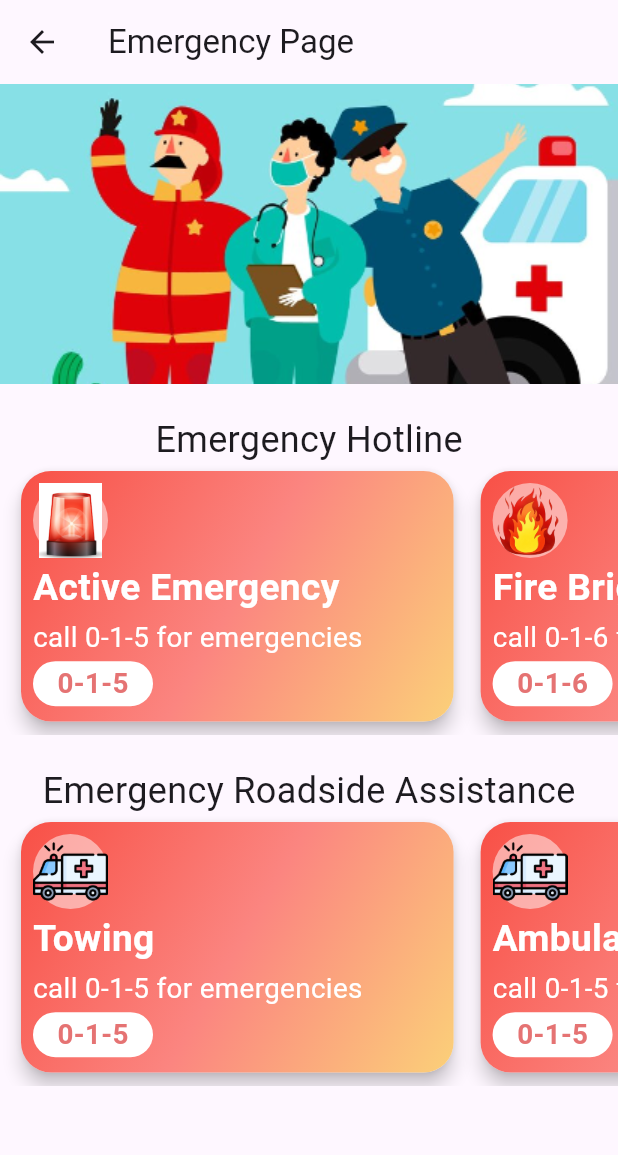
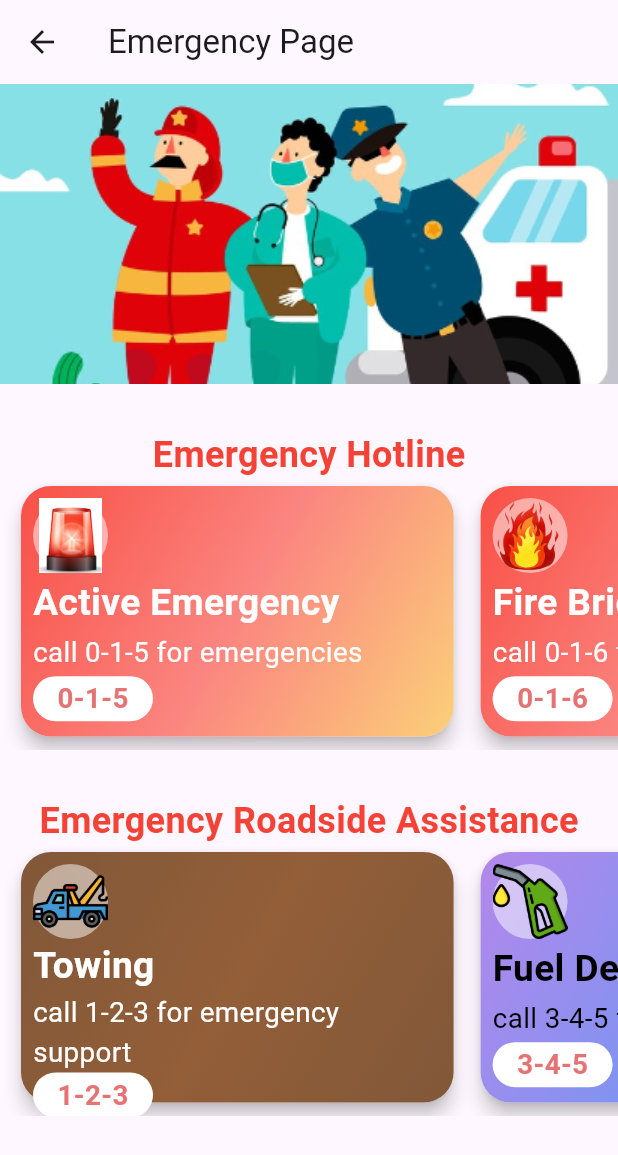
Before and after one commit to DwayneNixon/road_rescue_app, a Flutter app: the screen it shows after launch, after a tap on "Emergency", on a phone screen of 412 x 824 dp. Shown: the top 1155 px of the screen. Run offline on Flutter 3.47's test engine with Material 3 defaults, Android fonts, the phone set to English and light mode, and no system bars; our stand-ins replace carousel_slider, firebase_auth, firebase_core, flutter_map, font_awesome_flutter, google_fonts and 1 more; missing offline and left inert: flutter_phone_direct_caller; accounts and stored records are empty.

Commit message:
Emergency page

```diff
--- a/lib/Emergencypage.dart
+++ b/lib/Emergencypage.dart
@@ -22,20 +22,27 @@ class Emergencypage extends StatelessWidget {
               fit: BoxFit.cover, // Adjust the image fit as needed
             ),
           ),
-          SizedBox(height: 20), // Add some space between the image and text
+          SizedBox(height: 30), // Add some space between the image and text
           Center(
             child: Text(
               'Emergency Hotline',
-              style: TextStyle(fontSize: 24),
+              style: TextStyle(
+                fontSize: 24,
+                color: Colors.red, // Set font color to red
+                fontWeight: FontWeight.bold, // Make the text bold
+              ),
             ),
           ),
           Emergency(),
-          SizedBox(height: 20), // Add some space between the "Emergency" section and "Emergency Services" section
+          SizedBox(height: 30), // Add some space between the "Emergency" section and "Emergency Services" section
           Center(
             child: Text(
-             'Emergency Roadside Assistance',
-              style: TextStyle(fontSize: 24),
-
+              'Emergency Roadside Assistance',
+              style: TextStyle(
+                fontSize: 24,
+                color: Colors.red, // Set font color to red
+                fontWeight: FontWeight.bold, // Make the text bold
+              ),
             ),
           ),
           ServicesEmergency(),
--- a/lib/login.dart
+++ b/lib/login.dart
@@ -23,6 +23,7 @@ class LoginPage extends StatelessWidget {
         '/': (context) => LoginScreen(),
         'ForgotPassword': (context) => ForgotPassword(),
         'CreateNewAccount': (context) => CreateNewAccount(),
+
       },
     );
   }
--- a/lib/widgets/emergencies/FuelEmergency.dart
+++ b/lib/widgets/emergencies/FuelEmergency.dart
@@ -17,7 +17,7 @@ class FuelEmergency extends StatelessWidget {
           borderRadius: BorderRadius.circular(20),
         ),
         child: InkWell(
-          onTap: () => _callNumber('15'),
+          onTap: () => _callNumber('345'),
           child: Container(
             height:180,
             width: MediaQuery.of(context).size.width *0.7,
@@ -27,9 +27,9 @@ class FuelEmergency extends StatelessWidget {
                 begin: Alignment.topLeft,
                 end: Alignment.bottomRight,
                 colors:[
-                  Color(0xfff85046),
-                  Color(0xfffb8580),
-                  Color(0xfffbd079),
+                  Color(0xfffb388eb),
+                  Color(0xfff8093f1),
+                  Color(0xfff72ddf7),
                 ],
               ),
             ),
@@ -41,7 +41,7 @@ class FuelEmergency extends StatelessWidget {
                   CircleAvatar(
                     radius: 25,
                     backgroundColor:Colors.white.withOpacity(0.5),
-                    child: Image.asset('assets/images/ambulance_icon.png'),
+                    child: Image.asset('assets/images/fuel.png'),
                   ),
                   Expanded(
                     child: Column(
@@ -49,17 +49,17 @@ class FuelEmergency extends StatelessWidget {
                       crossAxisAlignment: CrossAxisAlignment.start,
                       children: [
                         Text(
-                          'Ambulance',
+                          'Fuel Delivery',
                           style: TextStyle(
-                            color: Colors.white,
+                            color: Colors.black,
                             fontWeight: FontWeight.bold,
                             fontSize: MediaQuery.of(context).size.width*0.06,
                           ),
                         ),
                         Text(
-                          'call 0-1-5 for emergencies',
+                          'call 3-4-5 for delivery',
                           style: TextStyle(
-                            color: Colors.white,
+                            color: Colors.black,
                             fontSize: MediaQuery.of(context).size.width * 0.045,
                           ),
                         ),
@@ -72,7 +72,7 @@ class FuelEmergency extends StatelessWidget {
                           ),
                           child: Center(
                             child: Text(
-                              '0-1-5',
+                              '3-4-5',
                               style: TextStyle(
                                 color: Colors.red[300],
                                 fontWeight: FontWeight.bold,
--- a/lib/widgets/emergencies/OnSiteMechanicEmergency.dart
+++ b/lib/widgets/emergencies/OnSiteMechanicEmergency.dart
@@ -17,7 +17,7 @@ class OnSiteMechanicEmergency extends StatelessWidget {
           borderRadius: BorderRadius.circular(20),
         ),
         child: InkWell(
-          onTap: () => _callNumber('15'),
+          onTap: () => _callNumber('679'),
           child: Container(
             height:180,
             width: MediaQuery.of(context).size.width *0.7,
@@ -27,9 +27,9 @@ class OnSiteMechanicEmergency extends StatelessWidget {
                 begin: Alignment.topLeft,
                 end: Alignment.bottomRight,
                 colors:[
-                  Color(0xfff85046),
-                  Color(0xfffb8580),
-                  Color(0xfffbd079),
+                  Color(0xfffa3b18a),
+                  Color(0xfff588157),
+                  Color(0xfff3a5a40),
                 ],
               ),
             ),
@@ -41,7 +41,7 @@ class OnSiteMechanicEmergency extends StatelessWidget {
                   CircleAvatar(
                     radius: 25,
                     backgroundColor:Colors.white.withOpacity(0.5),
-                    child: Image.asset('assets/images/ambulance_icon.png'),
+                    child: Image.asset('assets/images/mechanic.png'),
                   ),
                   Expanded(
                     child: Column(
@@ -49,7 +49,7 @@ class OnSiteMechanicEmergency extends StatelessWidget {
                       crossAxisAlignment: CrossAxisAlignment.start,
                       children: [
                         Text(
-                          'Ambulance',
+                          'Mechanic Help',
                           style: TextStyle(
                             color: Colors.white,
                             fontWeight: FontWeight.bold,
@@ -57,7 +57,7 @@ class OnSiteMechanicEmergency extends StatelessWidget {
                           ),
                         ),
                         Text(
-                          'call 0-1-5 for emergencies',
+                          'call 6-7-9 for assistance',
                           style: TextStyle(
                             color: Colors.white,
                             fontSize: MediaQuery.of(context).size.width * 0.045,
@@ -72,7 +72,7 @@ class OnSiteMechanicEmergency extends StatelessWidget {
                           ),
                           child: Center(
                             child: Text(
-                              '0-1-5',
+                              '6-7-9',
                               style: TextStyle(
                                 color: Colors.red[300],
                                 fontWeight: FontWeight.bold,
--- a/lib/widgets/emergencies/TowingEmergency.dart
+++ b/lib/widgets/emergencies/TowingEmergency.dart
@@ -17,7 +17,7 @@ class TowingEmergency extends StatelessWidget {
           borderRadius: BorderRadius.circular(20),
         ),
         child: InkWell(
-          onTap: () => _callNumber('15'),
+          onTap: () => _callNumber('123'),
           child: Container(
             height:180,
             width: MediaQuery.of(context).size.width *0.7,
@@ -27,9 +27,9 @@ class TowingEmergency extends StatelessWidget {
                 begin: Alignment.topLeft,
                 end: Alignment.bottomRight,
                 colors:[
-                  Color(0xfff85046),
-                  Color(0xfffb8580),
-                  Color(0xfffbd079),
+                  Color(0xfff815839),
+                  Color(0xfff935e38),
+                  Color(0xfff815839),
                 ],
               ),
             ),
@@ -41,7 +41,7 @@ class TowingEmergency extends StatelessWidget {
                   CircleAvatar(
                     radius: 25,
                     backgroundColor:Colors.white.withOpacity(0.5),
-                    child: Image.asset('assets/images/ambulance_icon.png'),
+                    child: Image.asset('assets/images/towing.png'),
                   ),
                   Expanded(
                     child: Column(
@@ -57,7 +57,7 @@ class TowingEmergency extends StatelessWidget {
                           ),
                         ),
                         Text(
-                          'call 0-1-5 for emergencies',
+                          'call 1-2-3 for emergency support',
                           style: TextStyle(
                             color: Colors.white,
                             fontSize: MediaQuery.of(context).size.width * 0.045,
@@ -72,7 +72,7 @@ class TowingEmergency extends StatelessWidget {
                           ),
                           child: Center(
                             child: Text(
-                              '0-1-5',
+                              '1-2-3',
                               style: TextStyle(
                                 color: Colors.red[300],
                                 fontWeight: FontWeight.bold,
```
Also changed, not shown: assets/images/fuel.png (added), assets/images/mechanic.png (added), assets/images/towing.png (added).
